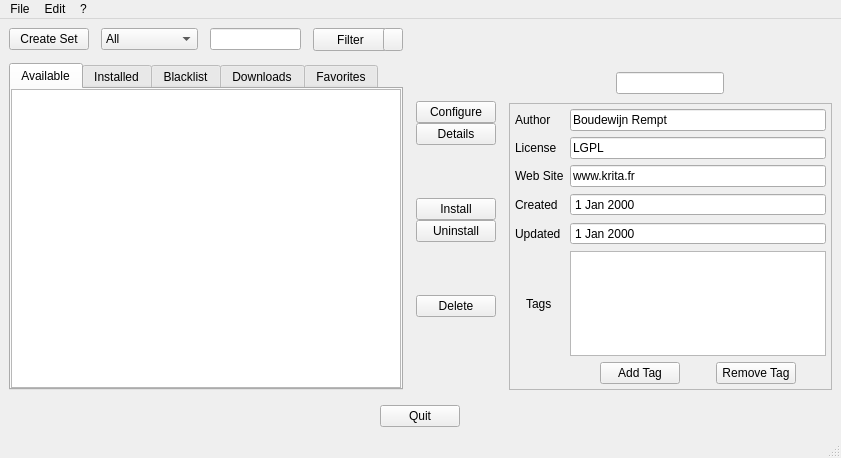
This is krita/plugins/paintops/resourcemanager/KoResourceManagerWidget.ui in KDE/krita as Qt 5 draws it before an edit. The edited form follows.
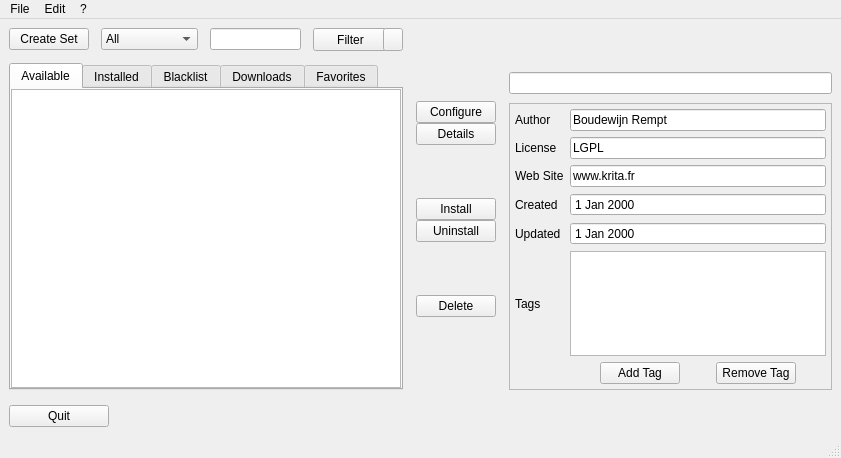
This is the edited form.

Commit message: Fix compilation on Qt < 4.8

```diff
--- a/krita/plugins/paintops/resourcemanager/KoResourceManagerWidget.ui
+++ b/krita/plugins/paintops/resourcemanager/KoResourceManagerWidget.ui
@@ -611,7 +611,7 @@
          </item>
          <item>
           <layout class="QHBoxLayout" name="horizontalLayout_4">
-           <item alignment="Qt::AlignHCenter">
+           <item>
             <widget class="QLineEdit" name="lineEdit_5"/>
            </item>
           </layout>
@@ -698,7 +698,7 @@
                </property>
               </widget>
              </item>
-             <item row="5" column="0" alignment="Qt::AlignHCenter">
+             <item row="5" column="0">
               <widget class="QLabel" name="label_8">
                <property name="text">
                 <string>Tags</string>
@@ -811,7 +811,7 @@
       </item>
      </layout>
     </item>
-    <item alignment="Qt::AlignHCenter">
+    <item>
      <widget class="QPushButton" name="pushButton_3">
       <property name="maximumSize">
        <size>
```
